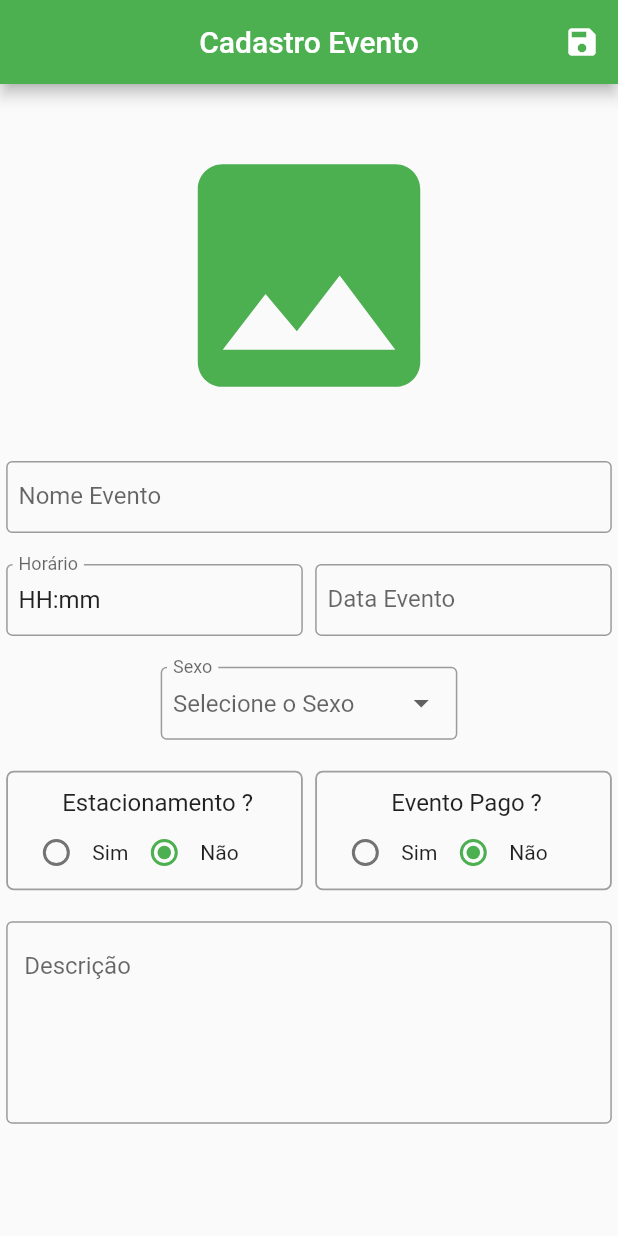
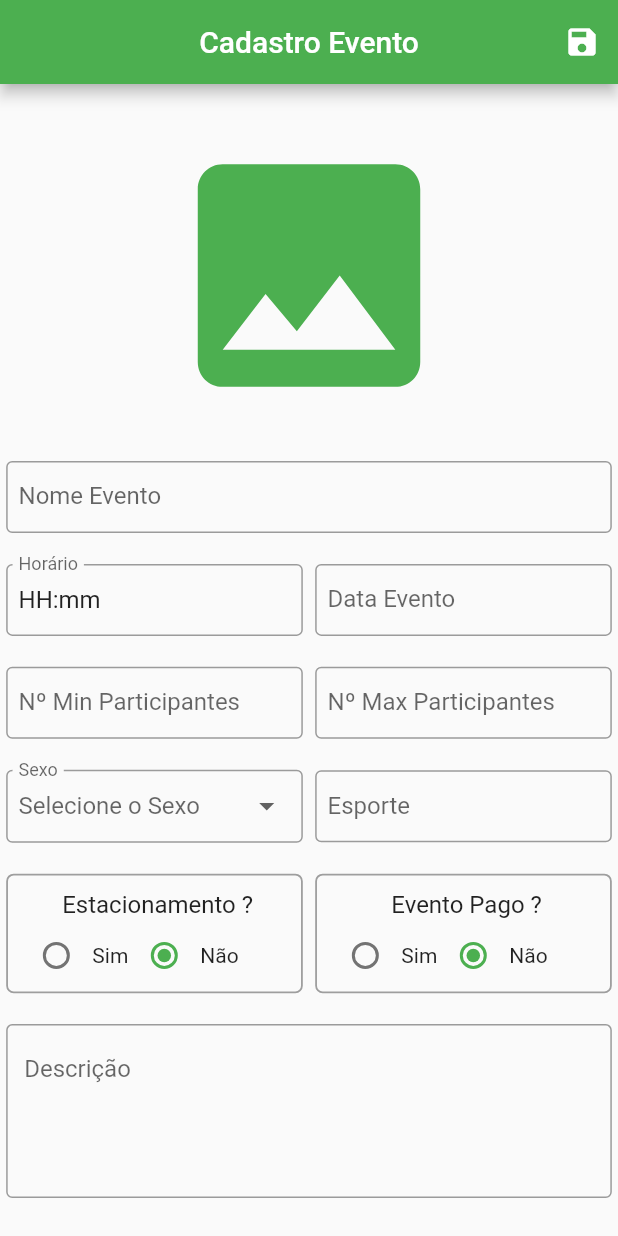
Before and after one commit to neimarp/AppEventosFlutter, a Flutter app: the screen it shows after launch, on a phone screen of 412 x 824 dp. Run offline on Flutter 3.47's test engine with Material 2 defaults, Android fonts, the phone set to English and light mode, and no system bars; our stand-ins replace cloud_firestore, firebase_auth, firebase_storage, flutter_masked_text, font_awesome_flutter, image_picker and 1 more; accounts and stored records are empty.

Commit message:
cadastro evento editado

```diff
--- a/lib/screens/cadastro_evento_screen.dart
+++ b/lib/screens/cadastro_evento_screen.dart
@@ -35,9 +35,12 @@ class _CadastroEventoScreenState extends State<CadastroEventoScreen> {
 
   File _imagem;
   String _nome;
+  String _maxParticipantes;
+  String _minParticipantes;
   String _descricao;
   String _hora;
   String _sexoSelecionado;
+  String _esporte;
   String _pagoSelecionado;
   String _estacionamentoSelecionado;
   String _dataEvento;
@@ -51,14 +54,16 @@ class _CadastroEventoScreenState extends State<CadastroEventoScreen> {
                                     'descricao': '$_descricao','hora': '$_hora',
                                     'sexo': _sexoSelecionado == "Masculino" ? 'H' : _sexoSelecionado == "Feminino" ? 'M' : 'U',
                                     'pago':'$_pagoSelect', 'estacionamento':'$_estacionamentoSelect',
-                                    'data':'$_dataEvento'})
-                              .then(
+                                    'data':'$_dataEvento', 'minParticipantes':'$_minParticipantes',
+                                    'maxParticipantes':'$_maxParticipantes', 'esporte':'$_esporte',
+
+                             }).then(
                                 (_) {
                                   _idSave = _.documentID;
                                   print(_.documentID);
                                   setState(() { _isLoading = false;});
-                                })
-                              .catchError((e){
+
+                              }).catchError((e){
                                 _scaffoldKey.currentState.showSnackBar(
                                   SnackBar(content: Text("Falha ao criar evento!"),
                                     backgroundColor: Colors.red,
@@ -316,6 +321,67 @@ class _CadastroEventoScreenState extends State<CadastroEventoScreen> {
                 ],
               ),
 
+              Row(
+                children: <Widget>[
+
+                  Container(
+                    width: MediaQuery.of(context).size.width * 0.5,
+
+                    padding: EdgeInsets.fromLTRB(
+                        MediaQuery.of(context).size.width * 0.01,
+                        MediaQuery.of(context).size.width * 0.03,
+                        MediaQuery.of(context).size.width * 0.01,
+                        MediaQuery.of(context).size.width * 0.02),
+                    child: TextFormField(
+                      keyboardType: TextInputType.number,
+                      decoration: InputDecoration(
+                        counterText: "",
+                        counterStyle: TextStyle(fontSize: 0),
+                        border: OutlineInputBorder(),
+                        hintText: "Nº Min Participantes",
+                        labelText: "Nº Min Participantes",
+                        contentPadding: EdgeInsets.symmetric(vertical: MediaQuery.of(context).size.width * 0.035,horizontal: MediaQuery.of(context).size.width * 0.02),
+                      ),
+                      validator: (value) {
+                        if (value.length >= 50) {
+                          return 'Digite no máximo 50 caracteres!';
+                        }else if(value.isEmpty){
+                          return 'Digite o Nome do Evento!';
+                        }
+                      },
+                      onSaved: (value) => _minParticipantes = value,
+                    ),
+                  ),
+
+                  Container(
+                    width: MediaQuery.of(context).size.width * 0.5,
+
+                    padding: EdgeInsets.fromLTRB(
+                        MediaQuery.of(context).size.width * 0.01,
+                        MediaQuery.of(context).size.width * 0.03,
+                        MediaQuery.of(context).size.width * 0.01,
+                        MediaQuery.of(context).size.width * 0.02),
+                    child: TextFormField(
+                      keyboardType: TextInputType.number,
+                      maxLength: 8,
+                      decoration: InputDecoration(
+                        counterText: "",
+                        counterStyle: TextStyle(fontSize: 0),
+                        border: OutlineInputBorder(),
+                        hintText: "Nº Max Participantes",
+                        labelText: "Nº Max Participantes",
+                        contentPadding: EdgeInsets.symmetric(vertical: MediaQuery.of(context).size.width * 0.035,horizontal: MediaQuery.of(context).size.width * 0.02),
+                      ),
+                      onSaved: (value) => _maxParticipantes = value,
+                    ),
+                  ),
+
+                ],
+              ),
+
+              Row(
+                children: <Widget>[
+
                   Container(
                     width: MediaQuery.of(context).size.width * 0.5,
                     padding: EdgeInsets.fromLTRB(
@@ -349,6 +415,39 @@ class _CadastroEventoScreenState extends State<CadastroEventoScreen> {
                       }).toList(),
                     ),
                   ),
+
+                  Container(
+                    width: MediaQuery.of(context).size.width * 0.5,
+
+                    padding: EdgeInsets.fromLTRB(
+                        MediaQuery.of(context).size.width * 0.01,
+                        MediaQuery.of(context).size.width * 0.03,
+                        MediaQuery.of(context).size.width * 0.01,
+                        MediaQuery.of(context).size.width * 0.02),
+                    child: TextFormField(
+                      keyboardType: TextInputType.text,
+                      //maxLength: 8,
+                      decoration: InputDecoration(
+                        counterText: "",
+                        counterStyle: TextStyle(fontSize: 0),
+                        border: OutlineInputBorder(),
+                        hintText: "Esporte",
+                        labelText: "Esporte",
+                        contentPadding: EdgeInsets.symmetric(vertical: MediaQuery.of(context).size.width * 0.035,horizontal: MediaQuery.of(context).size.width * 0.02),
+                      ),
+                      validator: (value){
+                        if (value.isEmpty) {
+                          return 'Digite o Esporte!';
+                        }
+                      },
+                      onSaved: (value) => _esporte = value,
+                    ),
+                  ),
+
+                ],
+              ),
+
+
 
               // Row(
               //   children: <Widget>[
@@ -571,7 +670,7 @@ class _CadastroEventoScreenState extends State<CadastroEventoScreen> {
                     MediaQuery.of(context).size.width * 0.01,
                     MediaQuery.of(context).size.width * 0.02),
                 child: TextFormField(
-                  maxLines: 5,
+                  maxLines: 4,
                   keyboardType: TextInputType.text,
                   decoration: InputDecoration(
                     border: OutlineInputBorder(),
```
Also changed, not shown: 1 other file. Lines whose indentation alone changed are shown as unchanged.
